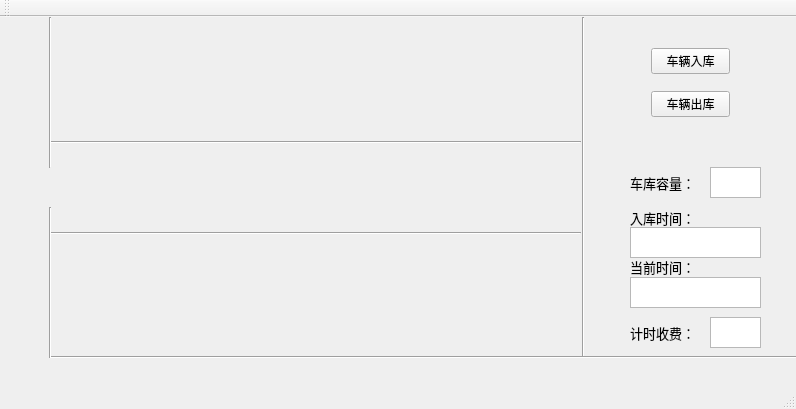
Old version of the form parkinglot.ui in the repository PJYGit/ParkingLot.
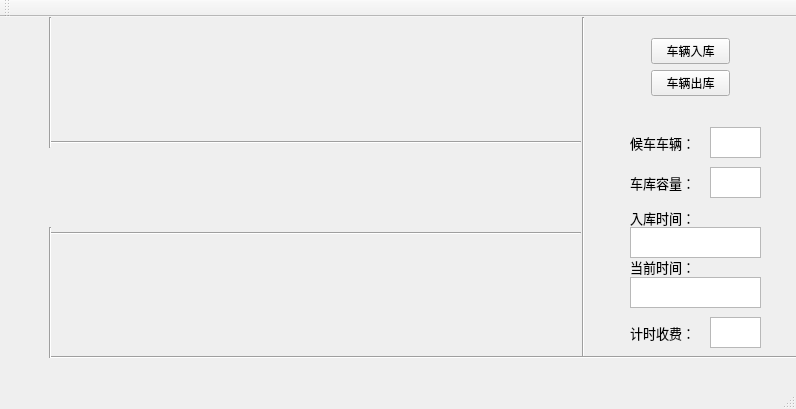
New version of the form.

Commit message: Add a text brower to show how many cars are in the waiting queue.

```diff
--- a/parkinglot.ui
+++ b/parkinglot.ui
@@ -42,23 +42,10 @@
       <x>640</x>
       <y>10</y>
       <width>101</width>
-      <height>111</height>
+      <height>81</height>
      </rect>
     </property>
     <layout class="QVBoxLayout" name="verticalLayout">
-     <item>
-      <spacer name="verticalSpacer_3">
-       <property name="orientation">
-        <enum>Qt::Vertical</enum>
-       </property>
-       <property name="sizeHint" stdset="0">
-        <size>
-         <width>20</width>
-         <height>40</height>
-        </size>
-       </property>
-      </spacer>
-     </item>
      <item>
       <widget class="QPushButton" name="CarIn">
        <property name="text">
@@ -271,7 +258,7 @@
       <x>40</x>
       <y>0</y>
       <width>21</width>
-      <height>151</height>
+      <height>131</height>
      </rect>
     </property>
     <property name="orientation">
@@ -282,15 +269,43 @@
     <property name="geometry">
      <rect>
       <x>10</x>
-      <y>190</y>
+      <y>210</y>
       <width>81</width>
-      <height>151</height>
+      <height>131</height>
      </rect>
     </property>
     <property name="orientation">
      <enum>Qt::Vertical</enum>
     </property>
    </widget>
+   <widget class="QLabel" name="label_6">
+    <property name="geometry">
+     <rect>
+      <x>630</x>
+      <y>110</y>
+      <width>81</width>
+      <height>31</height>
+     </rect>
+    </property>
+    <property name="font">
+     <font>
+      <pointsize>10</pointsize>
+     </font>
+    </property>
+    <property name="text">
+     <string>候车车辆：</string>
+    </property>
+   </widget>
+   <widget class="QTextBrowser" name="Waiting">
+    <property name="geometry">
+     <rect>
+      <x>710</x>
+      <y>110</y>
+      <width>51</width>
+      <height>31</height>
+     </rect>
+    </property>
+   </widget>
   </widget>
   <widget class="QMenuBar" name="menuBar">
    <property name="geometry">
```
The commit also changes 4 other files.
